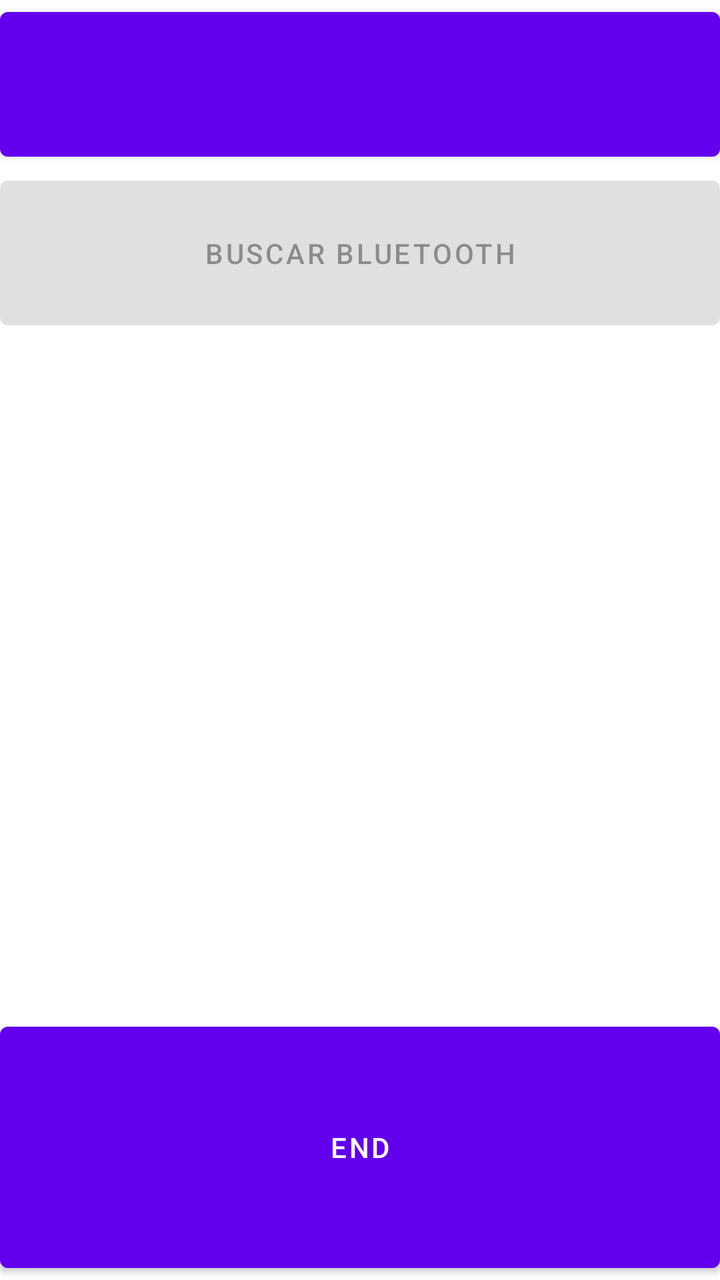
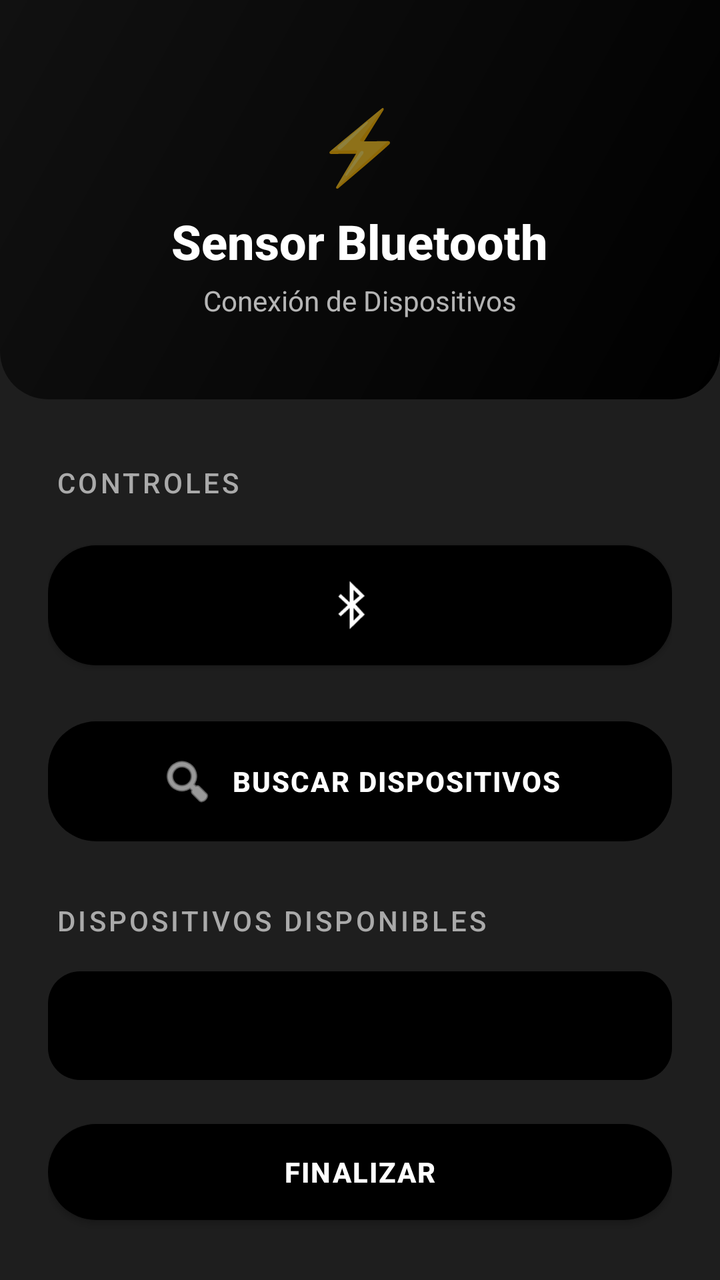

An Android layout rendered at two revisions. The XML below is the earlier revision; the diff shows what the commit changed to produce the second picture.
<!-- AndroidManifest.xml: application theme Theme.MyApp -->
<!-- res/layout/activity_simple.xml -->
<?xml version="1.0" encoding="utf-8"?>
<LinearLayout xmlns:android="http://schemas.android.com/apk/res/android"
    xmlns:tools="http://schemas.android.com/tools"
    android:layout_width="match_parent"
    android:layout_height="match_parent"
    android:orientation="vertical"
    tools:context=".myproject.SimpleActivity">

    <Button
        android:id="@+id/btnBluetooth"
        android:layout_width="match_parent"
        android:layout_height="0dp"
        android:layout_weight="1"
        android:text=""
        android:onClick="onBluetooth"
        />

    <Button
        android:text="Buscar Bluetooth"
        android:id="@+id/btnBuscarDispositivo"
        android:enabled="false"
        android:layout_width="match_parent"
        android:layout_height="0dp"
        android:layout_weight="1"
        android:onClick="onBuscarDispositivo"
        />

    <ListView
        android:id="@+id/lvDispositivos"
        android:layout_width="match_parent"
        android:layout_height="0dp"
        android:layout_weight="4">
    </ListView>


        <Button
            android:text="End"
            android:id="@+id/btnDataSend"
            android:layout_width="match_parent"
            android:layout_height="wrap_content"
            android:layout_weight="1"
            android:onClick="onEnd"
            />


</LinearLayout>
<!-- resources referenced by this layout -->
<resources>
  <style name="Theme.MyApp" parent="Theme.MaterialComponents.DayNight.DarkActionBar">
          
          <item name="colorPrimary">@color/purple_500</item>
          <item name="colorPrimaryVariant">@color/purple_700</item>
          <item name="colorOnPrimary">@color/white</item>
          
          <item name="colorSecondary">@color/teal_200</item>
          <item name="colorSecondaryVariant">@color/teal_700</item>
          <item name="colorOnSecondary">@color/black</item>
          
          <item name="android:statusBarColor">?attr/colorPrimaryVariant</item>
          
      </style>
  <color name="purple_500">#FF6200EE</color>
  <color name="purple_700">#FF3700B3</color>
  <color name="white">#FFFFFFFF</color>
  <color name="teal_200">#FF03DAC5</color>
  <color name="teal_700">#FF018786</color>
  <color name="black">#FF000000</color>
</resources>

<!-- the commit's change to res/layout/activity_simple.xml (unified diff, before → after) -->
@@ -1,46 +1,142 @@
 <?xml version="1.0" encoding="utf-8"?>
 <LinearLayout xmlns:android="http://schemas.android.com/apk/res/android"
+    xmlns:app="http://schemas.android.com/apk/res-auto"
     xmlns:tools="http://schemas.android.com/tools"
     android:layout_width="match_parent"
     android:layout_height="match_parent"
     android:orientation="vertical"
-    tools:context=".myproject.SimpleActivity">
+    android:background="@color/bg_dark"
+    tools:context=".SimpleActivity">
 
-    <Button
-        android:id="@+id/btnBluetooth"
+    
+    
+    
+    <LinearLayout
         android:layout_width="match_parent"
-        android:layout_height="0dp"
-        android:layout_weight="1"
-        android:text=""
-        android:onClick="onBluetooth"
-        />
+        android:layout_height="wrap_content"
+        android:background="@drawable/bg_header"
+        android:gravity="center"
+        android:orientation="vertical"
+        android:paddingTop="48dp"
+        android:paddingBottom="40dp">
 
-    <Button
-        android:text="Buscar Bluetooth"
-        android:id="@+id/btnBuscarDispositivo"
-        android:enabled="false"
+        <TextView
+            android:layout_width="wrap_content"
+            android:layout_height="wrap_content"
+            android:text="⚡"
+            android:textSize="36sp" />
+
+        <TextView
+            android:layout_width="wrap_content"
+            android:layout_height="wrap_content"
+            android:text="Sensor Bluetooth"
+            android:textColor="@color/white"
+            android:textSize="24sp"
+            android:textStyle="bold"
+            android:fontFamily="sans-serif-medium"
+            android:layout_marginTop="8dp" />
+
+        <TextView
+            android:layout_width="wrap_content"
+            android:layout_height="wrap_content"
+            android:text="Conexión de Dispositivos"
+            android:textColor="#B3FFFFFF"
+            android:textSize="14sp"
+            android:fontFamily="sans-serif"
+            android:layout_marginTop="4dp" />
+    </LinearLayout>
+
+    <LinearLayout
         android:layout_width="match_parent"
-        android:layout_height="0dp"
-        android:layout_weight="1"
-        android:onClick="onBuscarDispositivo"
-        />
+        android:layout_height="match_parent"
+        android:orientation="vertical"
+        android:paddingHorizontal="24dp"
+        android:paddingTop="32dp"
+        android:paddingBottom="24dp">
 
-    <ListView
-        android:id="@+id/lvDispositivos"
-        android:layout_width="match_parent"
-        android:layout_height="0dp"
-        android:layout_weight="4">
-    </ListView>
+        <TextView
+            android:layout_width="wrap_content"
+            android:layout_height="wrap_content"
+            android:text="Controles"
+            android:textColor="@color/text_secondary"
+            android:textSize="14sp"
+            android:textAllCaps="true"
+            android:letterSpacing="0.1"
+            android:fontFamily="sans-serif-medium"
+            android:layout_marginBottom="16dp"
+            android:layout_marginStart="4dp" />
 
+        <com.google.android.material.button.MaterialButton
+            android:id="@+id/btnBluetooth"
+            android:layout_width="match_parent"
+            android:layout_height="72dp"
+            android:text=""
+            android:textColor="#FFFFFF"
+            android:textSize="14sp"
+            android:textStyle="bold"
+            android:letterSpacing="0.05"
+            app:backgroundTint="#000000"
+            app:cornerRadius="24dp"
+            android:layout_marginBottom="16dp"
+            app:icon="@android:drawable/stat_sys_data_bluetooth"
+            app:iconGravity="textStart"
+            app:iconSize="28dp"
+            app:iconTint="#FFFFFF"
+            android:onClick="onBluetooth" />
 
-        <Button
-            android:text="End"
+        <com.google.android.material.button.MaterialButton
+            android:id="@+id/btnBuscarDispositivo"
+            android:layout_width="match_parent"
+            android:layout_height="72dp"
+            android:text="BUSCAR DISPOSITIVOS"
+            android:textColor="#FFFFFF"
+            android:textSize="14sp"
+            android:textStyle="bold"
+            android:letterSpacing="0.05"
+            app:backgroundTint="#000000"
+            app:cornerRadius="24dp"
+            android:enabled="false"
+            android:layout_marginBottom="24dp"
+            app:icon="@android:drawable/ic_menu_search"
+            app:iconGravity="textStart"
+            app:iconSize="28dp"
+            app:iconTint="#FFFFFF"
+            android:onClick="onBuscarDispositivo" />
+
+        <TextView
+            android:layout_width="wrap_content"
+            android:layout_height="wrap_content"
+            android:text="Dispositivos Disponibles"
+            android:textColor="@color/text_secondary"
+            android:textSize="14sp"
+            android:textAllCaps="true"
+            android:letterSpacing="0.1"
+            android:fontFamily="sans-serif-medium"
+            android:layout_marginBottom="16dp"
+            android:layout_marginStart="4dp" />
+
+        <ListView
+            android:id="@+id/lvDispositivos"
+            android:layout_width="match_parent"
+            android:layout_height="0dp"
+            android:layout_weight="1"
+            android:background="@drawable/bg_config_row"
+            android:layout_marginBottom="16dp"
+            android:divider="#222222"
+            android:dividerHeight="1dp" />
+
+        <com.google.android.material.button.MaterialButton
             android:id="@+id/btnDataSend"
             android:layout_width="match_parent"
-            android:layout_height="wrap_content"
-            android:layout_weight="1"
-            android:onClick="onEnd"
-            />
+            android:layout_height="60dp"
+            android:text="FINALIZAR"
+            android:textColor="#FFFFFF"
+            android:textSize="14sp"
+            android:textStyle="bold"
+            android:letterSpacing="0.05"
+            app:backgroundTint="#000000"
+            app:cornerRadius="24dp"
+            android:onClick="onEnd" />
 
-
+    </LinearLayout>
 </LinearLayout>
<!-- resource entries referenced after the edit -->
@@ -1,6 +1,8 @@
 <!-- resources referenced by this layout -->
 <resources>
-  <style name="Theme.MyApp" parent="Theme.MaterialComponents.DayNight.DarkActionBar">
+  <color name="bg_dark">#FF1E1E1E</color>
+  <color name="text_secondary">#FFAAAAAA</color>
+  <style name="Theme.MyApp" parent="Theme.MaterialComponents.DayNight.NoActionBar">
           
           <item name="colorPrimary">@color/purple_500</item>
           <item name="colorPrimaryVariant">@color/purple_700</item>
@@ -13,9 +15,32 @@
           <item name="android:statusBarColor">?attr/colorPrimaryVariant</item>
           
       </style>
+  <color name="bg_card">#FF000000</color>
+  <color name="header_start">#FF000000</color>
+  <color name="header_end">#FF111111</color>
   <color name="purple_500">#FF6200EE</color>
   <color name="purple_700">#FF3700B3</color>
   <color name="white">#FFFFFFFF</color>
+  <!-- drawable bg_config_row (drawable) -->
+  <?xml version="1.0" encoding="utf-8"?>
+  <shape xmlns:android="http://schemas.android.com/apk/res/android"
+      android:shape="rectangle">
+      <solid android:color="@color/bg_card" />
+      <corners android:radius="16dp" />
+  </shape>
+  <!-- drawable bg_header (drawable) -->
+  <?xml version="1.0" encoding="utf-8"?>
+  <shape xmlns:android="http://schemas.android.com/apk/res/android"
+      android:shape="rectangle">
+      <gradient
+          android:angle="135"
+          android:startColor="@color/header_start"
+          android:endColor="@color/header_end"
+          android:type="linear" />
+      <corners
+          android:bottomLeftRadius="24dp"
+          android:bottomRightRadius="24dp" />
+  </shape>
   <color name="teal_200">#FF03DAC5</color>
   <color name="teal_700">#FF018786</color>
   <color name="black">#FF000000</color>
